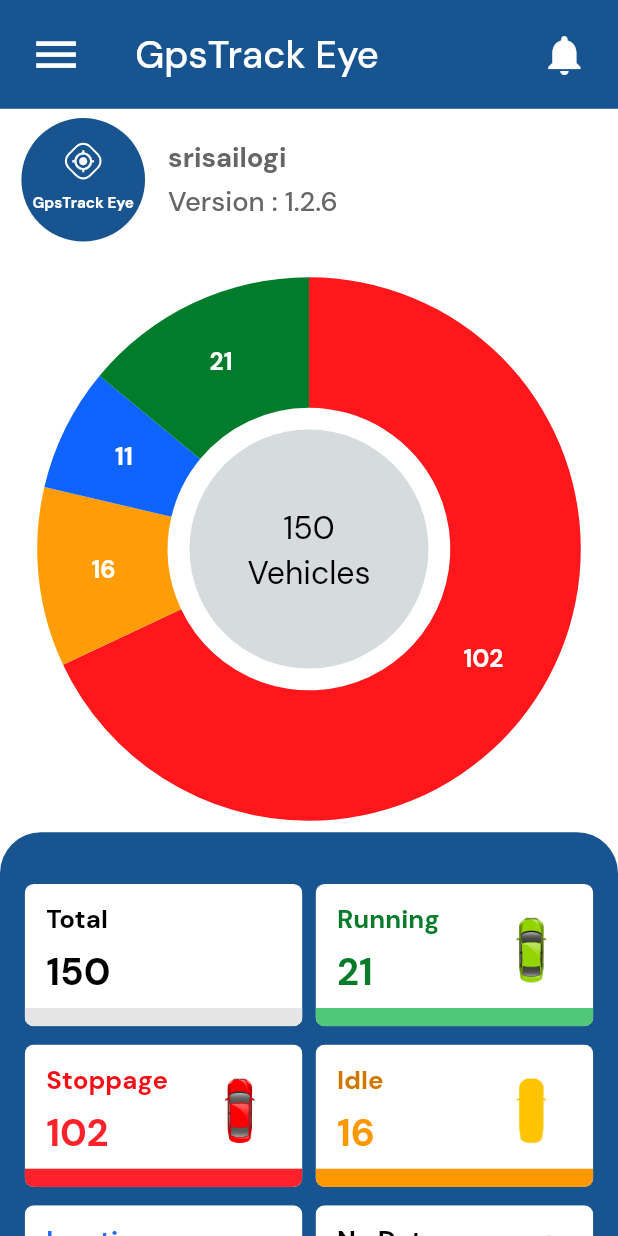
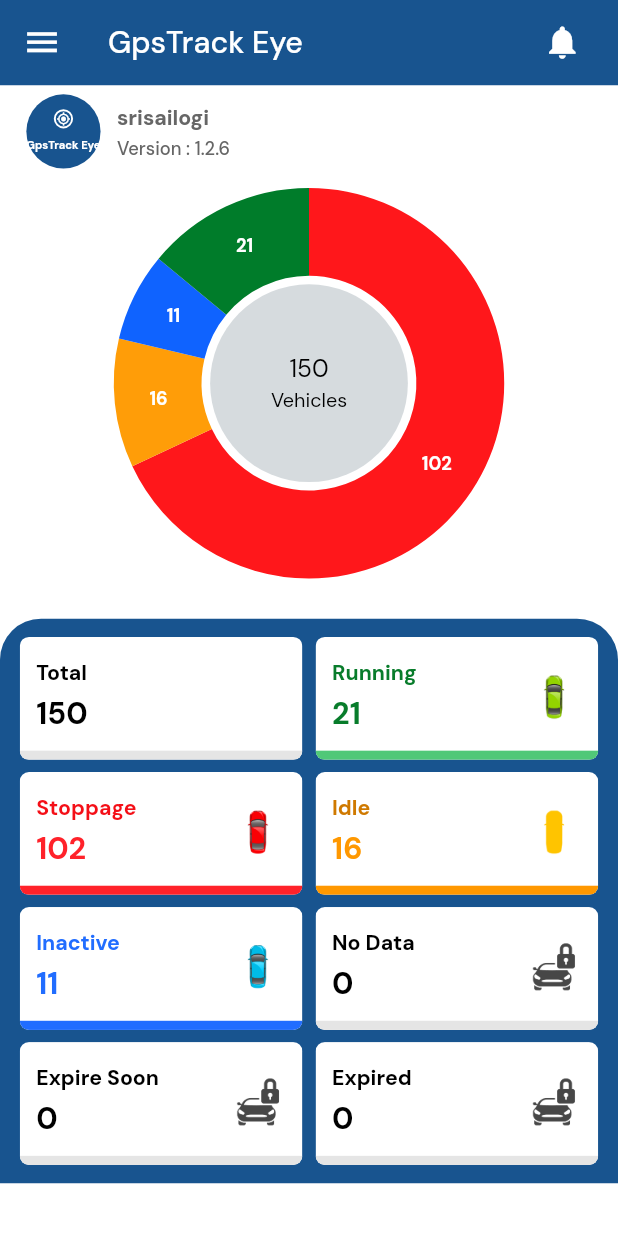
Before and after one commit to sunil-anuragi/gps_eye_track, a Flutter app: the DashboardView screen opened by its route, on a phone screen of 412 x 824 dp. Run offline on Flutter 3.47's test engine with Material 3 defaults, Android fonts, the phone set to English and light mode, and no system bars; our stand-ins replace cached_network_image, device_info_plus, dio, dropdown_search, firebase_core, firebase_messaging and 16 more; missing offline and left inert: flutter_downloader; accounts and stored records are empty.

Commit message:
vehicle_dashboard

```diff
--- a/lib/routes/pages.dart
+++ b/lib/routes/pages.dart
@@ -1,7 +1,9 @@
 import 'package:get/get.dart';
 import 'package:gps_software/screens/authentications/bindings/auth_binding.dart';
 import 'package:gps_software/screens/authentications/view/sign_in_view.dart';
+import 'package:gps_software/screens/dashboard/bindings/dashboard_binding.dart';
 import 'package:gps_software/screens/dashboard/view/dashboard_view.dart';
+import 'package:gps_software/screens/dashboard/view/dashboard_vehicle_list_view.dart';
 
 import 'package:gps_software/screens/splash/bindings/splash_binding.dart';
 import 'package:gps_software/screens/splash/view/splash_view.dart';
@@ -26,6 +28,12 @@
     GetPage(
         name: DashboardView.dashboardView,
         page: () => const DashboardView(),
+        binding: DashboardBinding(),
+        transition: transition),
+    GetPage(
+        name: DashboardVehicleListView.dashboardVehicleListView,
+        page: () => const DashboardVehicleListView(),
+        binding: DashboardBinding(),
         transition: transition),
   ];
 }
--- /dev/null
+++ b/lib/screens/dashboard/bindings/dashboard_binding.dart
@@ -0,0 +1,9 @@
+import 'package:get/get.dart';
+import 'package:gps_software/screens/dashboard/viewModel/dashboard_view_model.dart';
+
+class DashboardBinding extends Bindings {
+  @override
+  void dependencies() {
+    Get.lazyPut<DashboardViewModel>(() => DashboardViewModel());
+  }
+}
--- a/lib/screens/dashboard/view/dashboard_view.dart
+++ b/lib/screens/dashboard/view/dashboard_view.dart
@@ -1,35 +1,78 @@
 import 'package:flutter/material.dart';
 import 'package:flutter/services.dart';
-import 'package:gps_software/screens/dashboard/widgets/dashboard_header.dart';
+import 'package:flutter_screenutil/flutter_screenutil.dart';
+import 'package:get/get.dart';
+import 'package:gps_software/commonWidget/custom_drawer_widget.dart';
+import 'package:gps_software/custom_widget.dart';
+import 'package:gps_software/screens/dashboard/viewModel/dashboard_view_model.dart';
 import 'package:gps_software/screens/dashboard/widgets/dashboard_logo_mark.dart';
+import 'package:gps_software/screens/dashboard/widgets/dashboard_profile_summary.dart';
 import 'package:gps_software/screens/dashboard/widgets/dashboard_status_card.dart';
 import 'package:gps_software/screens/dashboard/widgets/dashboard_vehicle_chart.dart';
 import 'package:gps_software/util/app_constant.dart';
 
-class DashboardView extends StatelessWidget {
+class DashboardView extends GetView<DashboardViewModel> {
   static const dashboardView = '/dashboardView';
 
   const DashboardView({super.key});
 
   @override
   Widget build(BuildContext context) {
-    return const AnnotatedRegion<SystemUiOverlayStyle>(
-      value: SystemUiOverlayStyle(
+    return Scaffold(
+      backgroundColor: AppColors.whiteColor,
+      appBar: AppBar(
+        systemOverlayStyle: const SystemUiOverlayStyle(
           statusBarColor: DashboardLogoMark.brandBlue,
           statusBarIconBrightness: Brightness.light,
           statusBarBrightness: Brightness.dark,
         ),
-      child: Scaffold(
-        backgroundColor: AppColors.whiteColor,
+        backgroundColor: DashboardLogoMark.brandBlue,
+        leading: Builder(
+          builder: (context) {
+            return IconButton(
+              icon: Icon(
+                Icons.menu,
+                color: AppColors.whiteColor,
+                size: 24.w,
+              ),
+              onPressed: () {
+                Scaffold.of(context).openDrawer();
+              },
+            );
+          },
+        ),
+        title: CustomWidget.text(
+          'GpsTrack Eye',
+          color: AppColors.whiteColor,
+          fontSize: 20,
+          fontWeight: FontWeight.w500,
+          letterSpacing: 0,
+        ),
+        actions: [
+          IconButton(
+            icon: Icon(
+              Icons.notifications,
+              color: AppColors.whiteColor,
+              size: 24.w,
+            ),
+            onPressed: () {},
+          ),
+          SizedBox(width: 12.w),
+        ],
+        centerTitle: false,
+        elevation: 0,
+        toolbarHeight: 56.h,
+      ),
+      drawer: const CustomDrawerWidget(),
       body: Column(
         children: [
-            DashboardHeader(),
           Expanded(
             child: SingleChildScrollView(
               child: Column(
-                  children: [
+                children: const [
                   DashboardProfileSummary(),
                   DashboardVehicleChart(),
+                  SizedBox(height: 20),
                   DashboardStatusGrid(),
                 ],
               ),
@@ -37,7 +80,6 @@
           ),
         ],
       ),
-      ),
     );
   }
 }
--- /dev/null
+++ b/lib/screens/dashboard/viewModel/dashboard_view_model.dart
@@ -0,0 +1,3 @@
+import 'package:gps_software/util/base_controller.dart';
+
+class DashboardViewModel extends BaseController {}
--- a/lib/screens/dashboard/widgets/dashboard_header.dart
+++ /dev/null
@@ -1,92 +0,0 @@
-import 'package:flutter/material.dart';
-import 'package:flutter_screenutil/flutter_screenutil.dart';
-import 'package:gps_software/custom_widget.dart';
-import 'package:gps_software/screens/dashboard/widgets/dashboard_logo_mark.dart';
-import 'package:gps_software/util/app_constant.dart';
-
-class DashboardHeader extends StatelessWidget {
-  const DashboardHeader({super.key});
-
-  @override
-  Widget build(BuildContext context) {
-    final topPadding = MediaQuery.paddingOf(context).top;
-
-    return Container(
-      color: DashboardLogoMark.brandBlue,
-      padding: EdgeInsets.only(
-        top: topPadding + 18.h,
-        left: 18.w,
-        right: 18.w,
-        bottom: 18.h,
-      ),
-      child: Row(
-        children: [
-          Icon(
-            Icons.menu,
-            color: AppColors.whiteColor,
-            size: 32.w,
-          ),
-          SizedBox(width: 32.w),
-          Expanded(
-            child: CustomWidget.text(
-              'GpsTrack Eye',
-              color: AppColors.whiteColor,
-              fontSize: 25,
-              fontWeight: FontWeight.w500,
-              letterSpacing: 0,
-              maxLine: 1,
-              overflow: TextOverflow.ellipsis,
-            ),
-          ),
-          SizedBox(width: 16.w),
-          Icon(
-            Icons.notifications,
-            color: AppColors.whiteColor,
-            size: 29.w,
-          ),
-        ],
-      ),
-    );
-  }
-}
-
-class DashboardProfileSummary extends StatelessWidget {
-  const DashboardProfileSummary({super.key});
-
-  @override
-  Widget build(BuildContext context) {
-    return Padding(
-      padding: EdgeInsets.fromLTRB(13.w, 6.h, 24.w, 16.h),
-      child: Row(
-        children: [
-          DashboardLogoMark(size: 75.w),
-          SizedBox(width: 14.w),
-          Expanded(
-            child: Column(
-              crossAxisAlignment: CrossAxisAlignment.start,
-              children: [
-                CustomWidget.text(
-                  'srisailogi',
-                  color: const Color(0xff666666),
-                  fontSize: 18,
-                  fontWeight: FontWeight.w700,
-                  letterSpacing: 0,
-                  maxLine: 1,
-                  overflow: TextOverflow.ellipsis,
-                ),
-                SizedBox(height: 3.h),
-                CustomWidget.text(
-                  'Version : 1.2.6',
-                  color: const Color(0xff666666),
-                  fontSize: 18,
-                  fontWeight: FontWeight.w500,
-                  letterSpacing: 0,
-                ),
-              ],
-            ),
-          ),
-        ],
-      ),
-    );
-  }
-}
--- a/lib/screens/dashboard/widgets/dashboard_logo_mark.dart
+++ b/lib/screens/dashboard/widgets/dashboard_logo_mark.dart
@@ -9,10 +9,8 @@
     required this.size,
     this.showTitle = true,
   });
-
   final double size;
   final bool showTitle;
-
   static const Color brandBlue = Color(0xff18548f);
 
   @override
--- /dev/null
+++ b/lib/screens/dashboard/widgets/dashboard_profile_summary.dart
@@ -0,0 +1,45 @@
+import 'package:flutter/material.dart';
+import 'package:flutter_screenutil/flutter_screenutil.dart';
+import 'package:gps_software/custom_widget.dart';
+import 'package:gps_software/screens/dashboard/widgets/dashboard_logo_mark.dart';
+
+class DashboardProfileSummary extends StatelessWidget {
+  const DashboardProfileSummary({super.key});
+
+  @override
+  Widget build(BuildContext context) {
+    return Padding(
+      padding: EdgeInsets.fromLTRB(16.w, 6.h, 16.w, 6.h),
+      child: Row(
+        children: [
+          DashboardLogoMark(size: 45.w),
+          SizedBox(width: 10.w),
+          Expanded(
+            child: Column(
+              crossAxisAlignment: CrossAxisAlignment.start,
+              children: [
+                CustomWidget.text(
+                  'srisailogi',
+                  color: const Color(0xff666666),
+                  fontSize: 14,
+                  fontWeight: FontWeight.w700,
+                  letterSpacing: 0,
+                  maxLine: 1,
+                  overflow: TextOverflow.ellipsis,
+                ),
+                SizedBox(height: 2.h),
+                CustomWidget.text(
+                  'Version : 1.2.6',
+                  color: const Color(0xff666666),
+                  fontSize: 12,
+                  fontWeight: FontWeight.w500,
+                  letterSpacing: 0,
+                ),
+              ],
+            ),
+          ),
+        ],
+      ),
+    );
+  }
+}
--- a/lib/screens/dashboard/widgets/dashboard_status_card.dart
+++ b/lib/screens/dashboard/widgets/dashboard_status_card.dart
@@ -1,5 +1,6 @@
 import 'package:flutter/material.dart';
 import 'package:flutter_screenutil/flutter_screenutil.dart';
+import 'package:get/get.dart';
 import 'package:gps_software/custom_widget.dart';
 import 'package:gps_software/generated/assets.dart';
 import 'package:gps_software/util/app_constant.dart';
@@ -89,16 +90,16 @@
           top: Radius.circular(27.r),
         ),
       ),
-      padding: EdgeInsets.fromLTRB(15.w, 34.h, 15.w, 27.h),
+      padding: EdgeInsets.fromLTRB(12.w, 12.h, 12.w, 12.h),
       child: GridView.builder(
         itemCount: cards.length,
         shrinkWrap: true,
         physics: const NeverScrollableScrollPhysics(),
         gridDelegate: SliverGridDelegateWithFixedCrossAxisCount(
           crossAxisCount: 2,
-          mainAxisSpacing: 12.h,
+          mainAxisSpacing: 8.h,
           crossAxisSpacing: 8.w,
-          childAspectRatio: 1.95,
+          childAspectRatio: 2.3,
         ),
         itemBuilder: (context, index) => cards[index],
       ),
@@ -128,7 +129,11 @@
 
   @override
   Widget build(BuildContext context) {
-    return ClipRRect(
+    return GestureDetector(
+      onTap: () {
+        Get.toNamed('/dashboardVehicleListView');
+      },
+      child: ClipRRect(
         borderRadius: BorderRadius.circular(6.r),
         child: Container(
           color: AppColors.whiteColor,
@@ -136,7 +141,7 @@
             children: [
               Expanded(
                 child: Padding(
-                padding: EdgeInsets.fromLTRB(13.w, 9.h, 9.w, 4.h),
+                  padding: EdgeInsets.fromLTRB(10.w, 8.h, 8.w, 4.h),
                   child: Row(
                     children: [
                       Expanded(
@@ -147,17 +152,17 @@
                             CustomWidget.text(
                               title,
                               color: titleColor,
-                            fontSize: 17,
+                              fontSize: 14,
                               fontWeight: FontWeight.w700,
                               letterSpacing: 0,
                               maxLine: 1,
                               overflow: TextOverflow.ellipsis,
                             ),
-                          SizedBox(height: 4.h),
+                            SizedBox(height: 3.h),
                             CustomWidget.text(
                               value,
                               color: valueColor,
-                            fontSize: 25,
+                              fontSize: 20,
                               fontWeight: FontWeight.w700,
                               letterSpacing: 0,
                               maxLine: 1,
@@ -166,7 +171,7 @@
                         ),
                       ),
                       if (imagePath != null) ...[
-                      SizedBox(width: 6.w),
+                        SizedBox(width: 4.w),
                         _VehicleStatusImage(
                           imagePath: imagePath!,
                           tint: imageTint,
@@ -177,10 +182,11 @@
                 ),
               ),
               Container(
-              height: 12.h,
+                height: 6.h,
                 color: barColor,
               ),
             ],
+          ),
         ),
       ),
     );
@@ -200,8 +206,8 @@
   Widget build(BuildContext context) {
     final image = Image.asset(
       imagePath,
-      width: 58.w,
-      height: 48.h,
+      width: 38.w,
+      height: 32.h,
       fit: BoxFit.contain,
       color: tint,
       colorBlendMode: tint == null ? null : BlendMode.srcATop,
--- a/lib/screens/dashboard/widgets/dashboard_vehicle_chart.dart
+++ b/lib/screens/dashboard/widgets/dashboard_vehicle_chart.dart
@@ -17,15 +17,14 @@
   @override
   Widget build(BuildContext context) {
     return SizedBox(
-      height: 372.h,
+      height: 270.h,
       child: SfCircularChart(
         margin: EdgeInsets.zero,
         annotations: [
           CircularChartAnnotation(
-            radius: '0%',
             widget: Container(
-              width: 145.w,
-              height: 145.w,
+              width: 120.w,
+              height: 120.w,
               decoration: const BoxDecoration(
                 color: Color(0xffd6dbde),
                 shape: BoxShape.circle,
@@ -36,14 +35,14 @@
                   CustomWidget.text(
                     '150',
                     color: Colors.black,
-                    fontSize: 21,
+                    fontSize: 16,
                     fontWeight: FontWeight.w400,
                     letterSpacing: 0,
                   ),
                   CustomWidget.text(
                     'Vehicles',
                     color: Colors.black,
-                    fontSize: 21,
+                    fontSize: 13,
                     fontWeight: FontWeight.w400,
                     letterSpacing: 0,
                   ),
@@ -59,8 +58,8 @@
             yValueMapper: (segment, _) => segment.value,
             pointColorMapper: (segment, _) => segment.color,
             dataLabelMapper: (segment, _) => segment.value.toString(),
-            radius: '96%',
-            innerRadius: '52%',
+            radius: '95%',
+            innerRadius: '55%',
             cornerStyle: CornerStyle.bothFlat,
             dataLabelSettings: DataLabelSettings(
               isVisible: true,
@@ -68,7 +67,7 @@
               textStyle: TextStyle(
                 color: AppColors.whiteColor,
                 fontFamily: 'Dmsans',
-                fontSize: 16.sp,
+                fontSize: 12.sp,
                 fontWeight: FontWeight.w700,
                 letterSpacing: 0,
               ),
```
Also changed, not shown: lib/screens/dashboard/view/dashboard_vehicle_list_view.dart (added, +170 -0 lines), lib/screens/dashboard/widgets/vehicle_card.dart (added, +303 -0 lines). Lines whose indentation alone changed are shown as unchanged.
